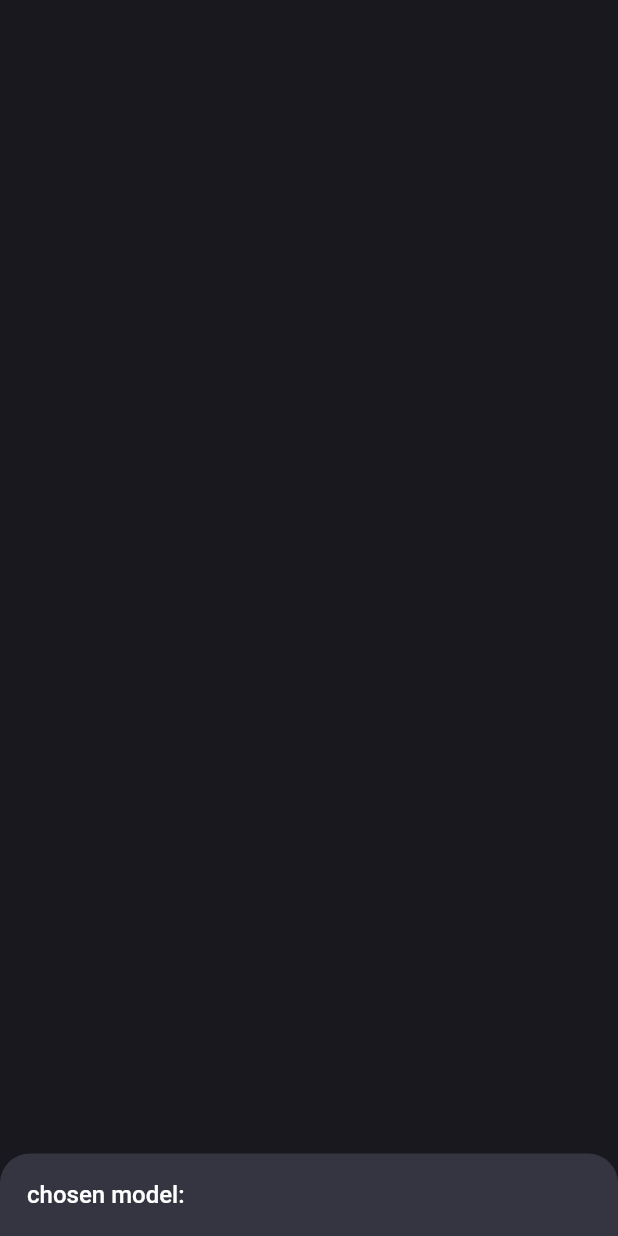
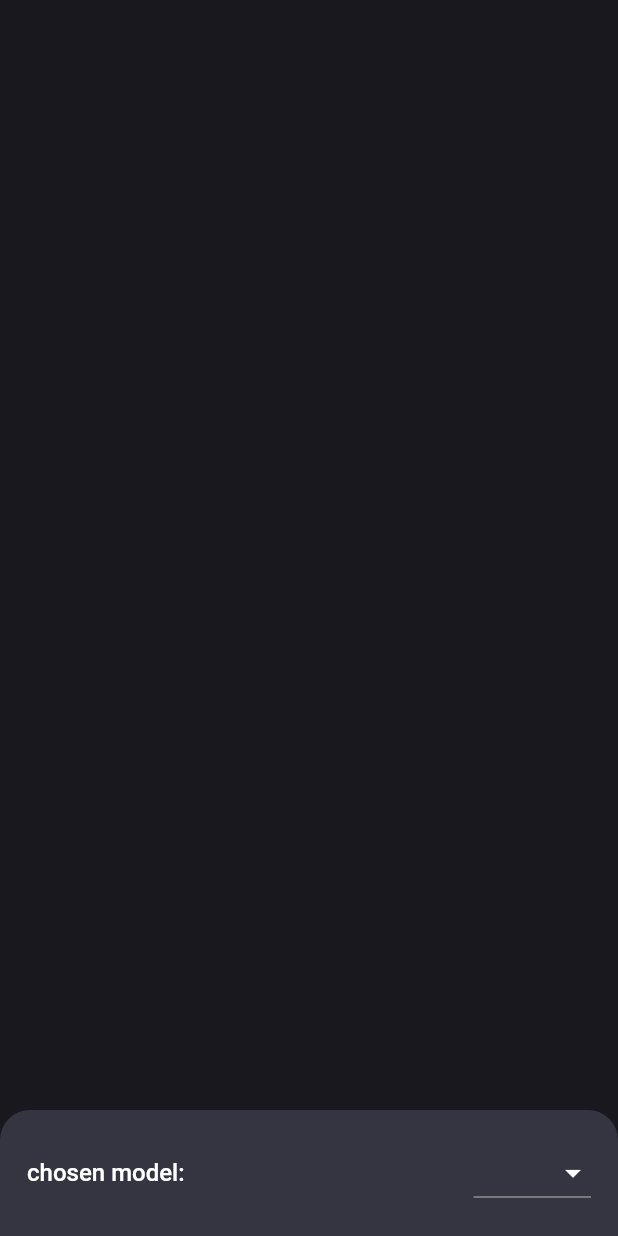
Before and after one commit to Alaa-gif26/ChatGPT, a Flutter app: what showModalSheet() shows on an empty page, opened directly, on a phone screen of 412 x 824 dp. Run offline on Flutter 3.47's test engine with Material 2 defaults, Android fonts, the phone set to English and light mode, and no system bars; our stand-ins replace flutter_spinkit.

Commit message:
creat drop down widget

```diff
--- a/lib/constants.dart
+++ b/lib/constants.dart
@@ -1,4 +1,5 @@
 import 'package:flutter/material.dart';
+import 'package:task5_chatgpt/widgets/text_widget.dart';
 
 Color scaffoldBackgroundColor = const Color.fromRGBO(52, 53, 65, 1);
 Color cardColor = const Color(0xFF444654);
@@ -11,6 +12,18 @@ List<String> models = [
   "Model 5",
   "Model 6",
 ];
+List<DropdownMenuItem<String?>>? get getModelsItem {
+  List<DropdownMenuItem<String?>>? modelsItems =
+      List<DropdownMenuItem<String?>>.generate(
+          models.length,
+          (index) => DropdownMenuItem(
+              value: models[index],
+              child: TextWidget(
+                label: models[index],
+                fontSize: 15,
+              )));
+  return modelsItems;
+}
 
 final chatMessages = [
   {
--- a/lib/services/services.dart
+++ b/lib/services/services.dart
@@ -1,4 +1,5 @@
 import 'package:flutter/material.dart';
+import 'package:task5_chatgpt/widgets/drop_down_widget.dart';
 
 import '../constants.dart';
 import '../widgets/text_widget.dart';
@@ -13,13 +14,14 @@ class Services {
         builder: (context) {
           return Padding(
             padding: EdgeInsets.all(18),
-            child: Row(
+            child: Row(mainAxisAlignment: MainAxisAlignment.spaceBetween,
               children: [
                 Flexible(
                     child: TextWidget(
                   label: "chosen model:",
                   fontSize: 16,
-                ))
+                )),
+                Flexible(flex: 2, child: ModalDropDownWidget()),
               ],
             ),
           );
--- a/lib/widgets/drop_down_widget.dart
+++ b/lib/widgets/drop_down_widget.dart
@@ -1,6 +1,7 @@
 import 'package:flutter/material.dart';
 import 'package:flutter/src/widgets/framework.dart';
 import 'package:flutter/src/widgets/placeholder.dart';
+import 'package:task5_chatgpt/constants.dart';
 
 class ModalDropDownWidget extends StatefulWidget {
   const ModalDropDownWidget({super.key});
@@ -13,8 +14,9 @@ class _ModalDropDownWidgetState extends State<ModalDropDownWidget> {
   String currentModel = "Model1";
   @override
   Widget build(BuildContext context) {
-    return DropdownButton(
-      items: [],
+    return DropdownButton(dropdownColor: scaffoldBackgroundColor,
+    iconEnabledColor: Colors.white,
+      items: getModelsItem,
       value: currentModel,
       onChanged: (value) {
         setState(() {
```
